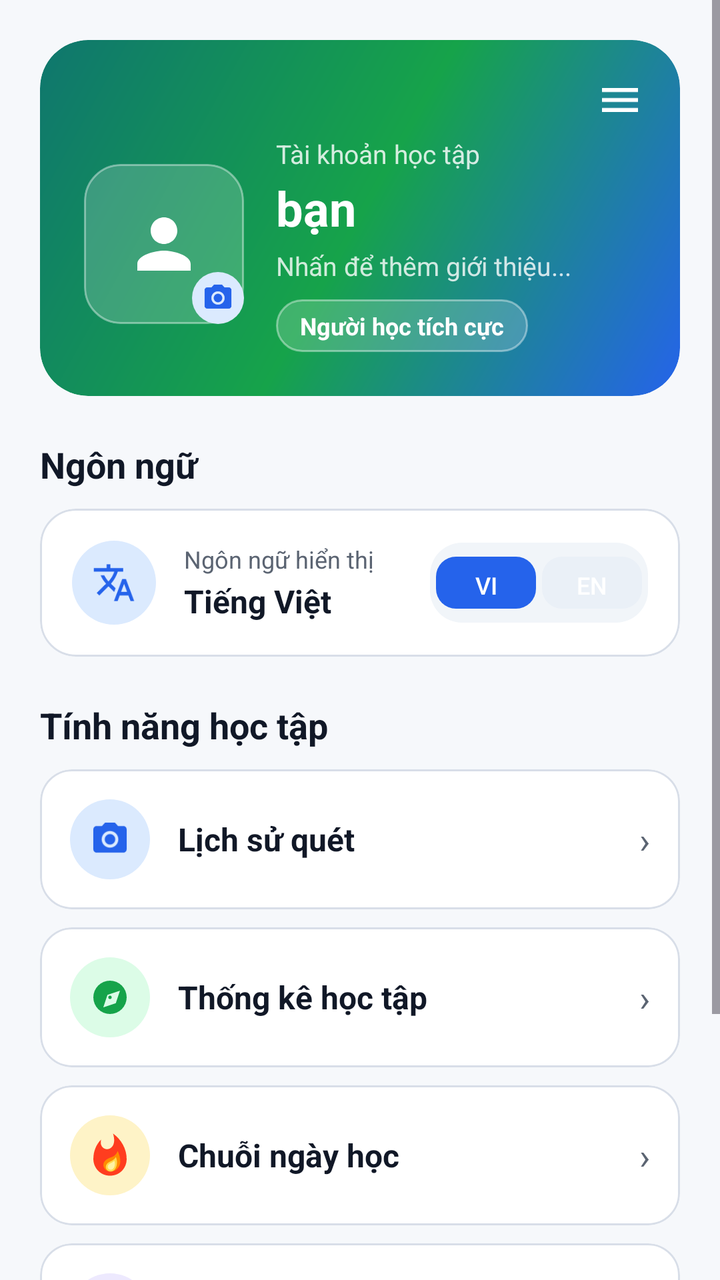
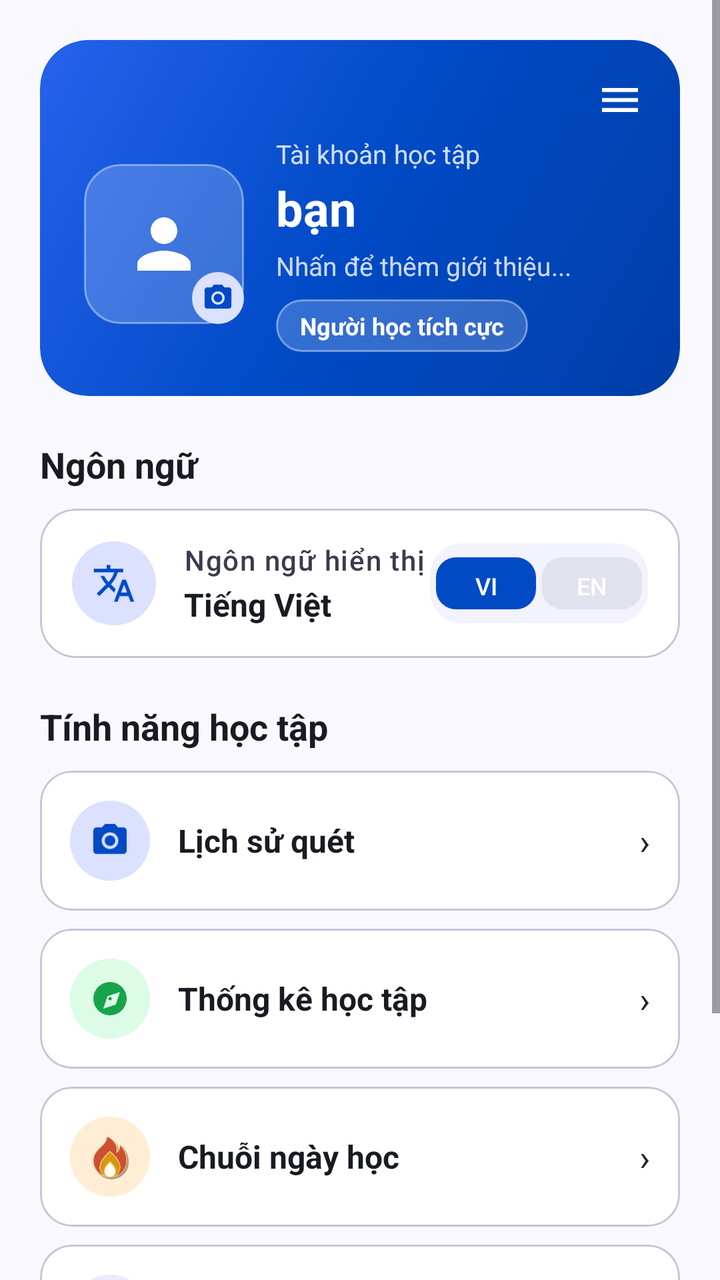

Compare the two renders of this Android layout. The source of the first and the diff that turns it into the second are given below.
<!-- AndroidManifest.xml: application theme Theme.ObjectLanguage -->
<!-- res/layout/fragment_profile.xml -->
<?xml version="1.0" encoding="utf-8"?>
<ScrollView xmlns:android="http://schemas.android.com/apk/res/android"
    xmlns:app="http://schemas.android.com/apk/res-auto"
    android:layout_width="match_parent"
    android:layout_height="match_parent"
    android:background="@color/background"
    android:clipToPadding="false"
    android:fillViewport="true">

    <LinearLayout
        android:layout_width="match_parent"
        android:layout_height="wrap_content"
        android:orientation="vertical"
        android:padding="20dp">

        <com.google.android.material.card.MaterialCardView
            android:layout_width="match_parent"
            android:layout_height="wrap_content"
            android:layout_marginBottom="22dp"
            app:cardCornerRadius="24dp"
            app:cardElevation="0dp"
            app:strokeWidth="0dp">

            <FrameLayout
                android:layout_width="match_parent"
                android:layout_height="wrap_content"
                android:background="@drawable/bg_gradient_header">

                <LinearLayout
                    android:layout_width="match_parent"
                    android:layout_height="wrap_content"
                    android:gravity="center_vertical"
                    android:orientation="horizontal"
                    android:paddingStart="22dp"
                    android:paddingTop="48dp"
                    android:paddingEnd="22dp"
                    android:paddingBottom="22dp">

                    <FrameLayout
                        android:id="@+id/frameAvatar"
                        android:layout_width="80dp"
                        android:layout_height="80dp"
                        android:clickable="true"
                        android:focusable="true"
                        android:foreground="?android:attr/selectableItemBackgroundBorderless">

                        <ImageView
                            android:id="@+id/ivAvatar"
                            android:layout_width="80dp"
                            android:layout_height="80dp"
                            android:background="@drawable/bg_glass_pill"
                            android:clipToOutline="true"
                            android:contentDescription="@string/content_description_avatar"
                            android:padding="20dp"
                            android:scaleType="centerCrop"
                            android:src="@drawable/ic_person"
                            app:tint="@color/text_on_primary" />

                        <ImageView
                            android:layout_width="26dp"
                            android:layout_height="26dp"
                            android:layout_gravity="bottom|end"
                            android:background="@drawable/circle_bg"
                            android:padding="5dp"
                            android:src="@drawable/ic_camera"
                            app:tint="@color/primary" />
                    </FrameLayout>

                    <LinearLayout
                        android:layout_width="0dp"
                        android:layout_height="wrap_content"
                        android:layout_marginStart="16dp"
                        android:layout_weight="1"
                        android:orientation="vertical">

                        <TextView
                            android:layout_width="wrap_content"
                            android:layout_height="wrap_content"
                            android:text="@string/profile_account_title"
                            android:textColor="@color/text_on_primary"
                            android:textSize="13sp"
                            android:alpha="0.82" />

                        <TextView
                            android:id="@+id/tvUsername"
                            android:layout_width="wrap_content"
                            android:layout_height="wrap_content"
                            android:layout_marginTop="2dp"
                            android:maxLines="1"
                            android:text="@string/dashboard_default_user"
                            android:textColor="@color/text_on_primary"
                            android:textSize="24sp"
                            android:textStyle="bold" />

                        <TextView
                            android:id="@+id/tvBio"
                            android:layout_width="wrap_content"
                            android:layout_height="wrap_content"
                            android:layout_marginTop="4dp"
                            android:clickable="true"
                            android:focusable="true"
                            android:maxLines="2"
                            android:text="@string/profile_bio_placeholder"
                            android:textColor="@color/text_on_primary"
                            android:alpha="0.80"
                            android:textSize="13sp" />

                        <TextView
                            android:layout_width="wrap_content"
                            android:layout_height="wrap_content"
                            android:layout_marginTop="8dp"
                            android:background="@drawable/bg_glass_pill"
                            android:paddingStart="12dp"
                            android:paddingTop="5dp"
                            android:paddingEnd="12dp"
                            android:paddingBottom="5dp"
                            android:text="@string/profile_badge"
                            android:textColor="@color/text_on_primary"
                            android:textSize="12sp"
                            android:textStyle="bold" />
                    </LinearLayout>
                </LinearLayout>

                <ImageButton
                    android:id="@+id/btnMenu"
                    android:layout_width="44dp"
                    android:layout_height="44dp"
                    android:layout_gravity="top|end"
                    android:layout_margin="8dp"
                    android:background="?android:attr/selectableItemBackgroundBorderless"
                    android:contentDescription="@string/profile_menu_content_description"
                    android:padding="10dp"
                    android:src="@drawable/ic_menu"
                    app:tint="@color/text_on_primary" />
            </FrameLayout>
        </com.google.android.material.card.MaterialCardView>

        <TextView
            android:layout_width="match_parent"
            android:layout_height="wrap_content"
            android:layout_marginBottom="10dp"
            android:text="@string/profile_section_language"
            android:textColor="@color/text_primary"
            android:textSize="18sp"
            android:textStyle="bold" />

        <com.google.android.material.card.MaterialCardView
            android:layout_width="match_parent"
            android:layout_height="wrap_content"
            android:layout_marginBottom="22dp"
            app:cardBackgroundColor="@color/surface"
            app:cardCornerRadius="18dp"
            app:cardElevation="0dp"
            app:strokeColor="@color/divider"
            app:strokeWidth="1dp">

            <LinearLayout
                android:layout_width="match_parent"
                android:layout_height="wrap_content"
                android:gravity="center_vertical"
                android:orientation="horizontal"
                android:padding="16dp">

                <ImageView
                    android:layout_width="42dp"
                    android:layout_height="42dp"
                    android:layout_marginEnd="14dp"
                    android:background="@drawable/bg_icon_primary"
                    android:padding="10dp"
                    android:src="@drawable/ic_dictionary"
                    app:tint="@color/primary" />

                <LinearLayout
                    android:layout_width="0dp"
                    android:layout_height="wrap_content"
                    android:layout_weight="1"
                    android:orientation="vertical">

                    <TextView
                        android:layout_width="wrap_content"
                        android:layout_height="wrap_content"
                        android:text="@string/profile_display_lang_label"
                        android:textColor="@color/text_secondary"
                        android:textSize="12sp" />

                    <TextView
                        android:id="@+id/tvDisplayLang"
                        android:layout_width="wrap_content"
                        android:layout_height="wrap_content"
                        android:layout_marginTop="2dp"
                        android:text="@string/profile_display_lang_vi"
                        android:textColor="@color/text_primary"
                        android:textSize="16sp"
                        android:textStyle="bold" />
                </LinearLayout>

                <LinearLayout
                    android:layout_width="wrap_content"
                    android:layout_height="40dp"
                    android:background="@drawable/bg_soft_panel"
                    android:gravity="center"
                    android:orientation="horizontal"
                    android:padding="3dp">

                    <com.google.android.material.button.MaterialButton
                        android:id="@+id/btnLangVI"
                        android:layout_width="50dp"
                        android:layout_height="34dp"
                        android:paddingStart="0dp"
                        android:paddingEnd="0dp"
                        android:text="VI"
                        android:textSize="12sp"
                        app:backgroundTint="@color/primary"
                        app:cornerRadius="10dp" />

                    <com.google.android.material.button.MaterialButton
                        android:id="@+id/btnLangEN"
                        android:layout_width="50dp"
                        android:layout_height="34dp"
                        android:layout_marginStart="3dp"
                        android:paddingStart="0dp"
                        android:paddingEnd="0dp"
                        android:text="EN"
                        android:textSize="12sp"
                        app:backgroundTint="@color/surface_variant"
                        app:cornerRadius="10dp" />
                </LinearLayout>
            </LinearLayout>
        </com.google.android.material.card.MaterialCardView>

        <TextView
            android:layout_width="match_parent"
            android:layout_height="wrap_content"
            android:layout_marginBottom="10dp"
            android:text="@string/profile_section_features"
            android:textColor="@color/text_primary"
            android:textSize="18sp"
            android:textStyle="bold" />

        <com.google.android.material.card.MaterialCardView
            android:id="@+id/cardHistory"
            android:layout_width="match_parent"
            android:layout_height="wrap_content"
            android:layout_marginBottom="9dp"
            android:clickable="true"
            android:focusable="true"
            android:foreground="?android:attr/selectableItemBackground"
            app:cardBackgroundColor="@color/surface"
            app:cardCornerRadius="16dp"
            app:cardElevation="0dp"
            app:strokeColor="@color/divider"
            app:strokeWidth="1dp">

            <LinearLayout
                android:layout_width="match_parent"
                android:layout_height="wrap_content"
                android:gravity="center_vertical"
                android:orientation="horizontal"
                android:padding="15dp">

                <ImageView
                    android:layout_width="40dp"
                    android:layout_height="40dp"
                    android:layout_marginEnd="14dp"
                    android:background="@drawable/bg_icon_primary"
                    android:padding="10dp"
                    android:src="@drawable/ic_camera"
                    app:tint="@color/primary" />

                <TextView
                    android:layout_width="0dp"
                    android:layout_height="wrap_content"
                    android:layout_weight="1"
                    android:text="@string/profile_menu_history"
                    android:textColor="@color/text_primary"
                    android:textSize="16sp"
                    android:textStyle="bold" />

                <TextView
                    android:layout_width="wrap_content"
                    android:layout_height="wrap_content"
                    android:text="@string/arrow"
                    android:textColor="@color/text_secondary"
                    android:textSize="18sp" />
            </LinearLayout>
        </com.google.android.material.card.MaterialCardView>

        <com.google.android.material.card.MaterialCardView
            android:id="@+id/cardAnalytics"
            android:layout_width="match_parent"
            android:layout_height="wrap_content"
            android:layout_marginBottom="9dp"
            android:clickable="true"
            android:focusable="true"
            android:foreground="?android:attr/selectableItemBackground"
            app:cardBackgroundColor="@color/surface"
            app:cardCornerRadius="16dp"
            app:cardElevation="0dp"
            app:strokeColor="@color/divider"
            app:strokeWidth="1dp">

            <LinearLayout
                android:layout_width="match_parent"
                android:layout_height="wrap_content"
                android:gravity="center_vertical"
                android:orientation="horizontal"
                android:padding="15dp">

                <ImageView
                    android:layout_width="40dp"
                    android:layout_height="40dp"
                    android:layout_marginEnd="14dp"
                    android:background="@drawable/bg_icon_success"
                    android:padding="10dp"
                    android:src="@drawable/ic_explore"
                    app:tint="@color/success" />

                <TextView
                    android:layout_width="0dp"
                    android:layout_height="wrap_content"
                    android:layout_weight="1"
                    android:text="@string/profile_menu_analytics"
                    android:textColor="@color/text_primary"
                    android:textSize="16sp"
                    android:textStyle="bold" />

                <TextView
                    android:layout_width="wrap_content"
                    android:layout_height="wrap_content"
                    android:text="@string/arrow"
                    android:textColor="@color/text_secondary"
                    android:textSize="18sp" />
            </LinearLayout>
        </com.google.android.material.card.MaterialCardView>

        <com.google.android.material.card.MaterialCardView
            android:id="@+id/cardStreak"
            android:layout_width="match_parent"
            android:layout_height="wrap_content"
            android:layout_marginBottom="9dp"
            android:clickable="true"
            android:focusable="true"
            android:foreground="?android:attr/selectableItemBackground"
            app:cardBackgroundColor="@color/surface"
            app:cardCornerRadius="16dp"
            app:cardElevation="0dp"
            app:strokeColor="@color/divider"
            app:strokeWidth="1dp">

            <LinearLayout
                android:layout_width="match_parent"
                android:layout_height="wrap_content"
                android:gravity="center_vertical"
                android:orientation="horizontal"
                android:padding="15dp">

                <ImageView
                    android:layout_width="40dp"
                    android:layout_height="40dp"
                    android:layout_marginEnd="14dp"
                    android:background="@drawable/bg_icon_warning"
                    android:padding="8dp"
                    android:src="@drawable/ic_streak_fire" />

                <TextView
                    android:layout_width="0dp"
                    android:layout_height="wrap_content"
                    android:layout_weight="1"
                    android:text="@string/profile_menu_streak"
                    android:textColor="@color/text_primary"
                    android:textSize="16sp"
                    android:textStyle="bold" />

                <TextView
                    android:layout_width="wrap_content"
                    android:layout_height="wrap_content"
                    android:text="@string/arrow"
                    android:textColor="@color/text_secondary"
                    android:textSize="18sp" />
            </LinearLayout>
        </com.google.android.material.card.MaterialCardView>

        <com.google.android.material.card.MaterialCardView
            android:id="@+id/cardCollection"
            android:layout_width="match_parent"
            android:layout_height="wrap_content"
            android:layout_marginBottom="18dp"
            android:clickable="true"
            android:focusable="true"
            android:foreground="?android:attr/selectableItemBackground"
            app:cardBackgroundColor="@color/surface"
            app:cardCornerRadius="16dp"
            app:cardElevation="0dp"
            app:strokeColor="@color/divider"
            app:strokeWidth="1dp">

            <LinearLayout
                android:layout_width="match_parent"
                android:layout_height="wrap_content"
                android:gravity="center_vertical"
                android:orientation="horizontal"
                android:padding="15dp">

                <ImageView
                    android:layout_width="40dp"
                    android:layout_height="40dp"
                    android:layout_marginEnd="14dp"
                    android:background="@drawable/bg_icon_violet"
                    android:padding="10dp"
                    android:src="@drawable/ic_dictionary"
                    app:tint="@color/violet" />

                <TextView
                    android:layout_width="0dp"
                    android:layout_height="wrap_content"
                    android:layout_weight="1"
                    android:text="@string/profile_menu_collection"
                    android:textColor="@color/text_primary"
                    android:textSize="16sp"
                    android:textStyle="bold" />

                <TextView
                    android:layout_width="wrap_content"
                    android:layout_height="wrap_content"
                    android:text="@string/arrow"
                    android:textColor="@color/text_secondary"
                    android:textSize="18sp" />
            </LinearLayout>
        </com.google.android.material.card.MaterialCardView>

        <com.google.android.material.button.MaterialButton
            android:id="@+id/btnLogout"
            android:layout_width="match_parent"
            android:layout_height="54dp"
            android:layout_marginBottom="24dp"
            android:text="@string/profile_btn_logout"
            android:textColor="@color/text_on_primary"
            android:textSize="16sp"
            android:textStyle="bold"
            app:backgroundTint="@color/error"
            app:cornerRadius="16dp" />
    </LinearLayout>
</ScrollView>
<!-- resources referenced by this layout -->
<resources>
  <color name="background">#F6F8FB</color>
  <color name="divider">#D8DEE8</color>
  <color name="error">#DC2626</color>
  <color name="primary">#2563EB</color>
  <color name="surface_variant">#EAF0F7</color>
  <color name="text_primary">#111827</color>
  <color name="text_secondary">#5B6472</color>
  <color name="violet">#7C3AED</color>
  <!-- drawable bg_gradient_header (drawable) -->
  <?xml version="1.0" encoding="utf-8"?>
  <shape xmlns:android="http://schemas.android.com/apk/res/android"
      android:shape="rectangle">
      <gradient
          android:angle="135"
          android:startColor="@color/gradient_start"
          android:centerColor="@color/gradient_accent"
          android:endColor="@color/gradient_end"
          android:type="linear" />
      <corners android:radius="24dp" />
  </shape>
  <!-- drawable bg_soft_panel (drawable) -->
  <?xml version="1.0" encoding="utf-8"?>
  <shape xmlns:android="http://schemas.android.com/apk/res/android"
      android:shape="rectangle">
      <solid android:color="@color/surface_soft" />
      <corners android:radius="16dp" />
  </shape>
  <!-- drawable ic_streak_fire (drawable) -->
  <vector xmlns:android="http://schemas.android.com/apk/res/android"
      android:width="24dp"
      android:height="24dp"
      android:viewportWidth="24"
      android:viewportHeight="24">
      <path
          android:fillColor="#FF3D1F"
          android:pathData="M13.52,1.1C14.36,3.84 14.25,6.04 13.24,7.45C12.55,8.42 11.59,8.92 10.53,8.92C8.76,8.92 7.38,7.48 7.38,5.66C7.38,5.14 7.44,4.62 7.56,4.1C5.1,6.54 3.68,10.05 3.68,13.78C3.68,18.5 7.38,22.18 12,22.18C16.76,22.18 20.32,18.5 20.32,13.86C20.32,8.79 17.66,4.1 13.52,1.1Z" />
      <path
          android:fillColor="#FF8A00"
          android:pathData="M15.78,9.8C15.4,11.26 14.3,12.35 12.88,12.86C11.42,13.38 10.14,13.94 9.34,14.96C8.68,15.8 8.47,16.92 8.93,17.98C9.47,19.24 10.72,20.12 12.17,20.12C14.92,20.12 17.14,17.89 17.14,15.16C17.14,13.22 16.67,11.36 15.78,9.8Z" />
      <path
          android:fillColor="#FFD84D"
          android:pathData="M12.34,20.12C10.98,20.12 9.92,19.13 9.92,17.84C9.92,16.52 10.8,15.7 12.2,15.08C13.42,14.54 14.35,13.8 14.94,12.82C15.32,13.75 15.5,14.68 15.5,15.6C15.5,18.08 14.1,20.12 12.34,20.12Z" />
      <path
          android:fillColor="#FFF2A3"
          android:pathData="M12.44,19.22C11.55,19.22 10.86,18.56 10.86,17.72C10.86,16.9 11.39,16.33 12.42,15.86C13.12,15.55 13.72,15.16 14.16,14.62C14.34,15.14 14.43,15.68 14.43,16.2C14.43,17.88 13.55,19.22 12.44,19.22Z" />
  </vector>
  <string name="arrow">›</string>
  <style name="Theme.ObjectLanguage" parent="Theme.Material3.Light.NoActionBar">
          <item name="colorPrimary">@color/primary</item>
          <item name="colorPrimaryVariant">@color/primary_dark</item>
          <item name="colorOnPrimary">@color/text_on_primary</item>
          <item name="colorSecondary">@color/secondary</item>
          <item name="colorOnSecondary">@color/text_on_primary</item>
          <item name="android:colorBackground">@color/background</item>
          <item name="android:windowBackground">@color/background</item>
          <item name="colorSurface">@color/surface</item>
          <item name="android:statusBarColor">@color/background</item>
          <item name="android:windowLightStatusBar">true</item>
          <item name="android:navigationBarColor">@color/surface</item>
          <item name="android:windowLightNavigationBar" tools:targetApi="o_mr1">true</item>
          
          <item name="cardViewStyle">@style/Widget.App.CardView</item>
          <item name="bottomNavigationStyle">@style/Widget.App.BottomNav</item>
      </style>
  <color name="glass_white">#2EFFFFFF</color>
  <color name="gradient_start">#2563EB</color>
  <color name="gradient_accent">#16A34A</color>
  <color name="gradient_end">#0F766E</color>
  <color name="primary_light">#DBEAFE</color>
  <color name="warning_light">#FEF3C7</color>
  <color name="surface_soft">#F1F5F9</color>
  <color name="primary_dark">#1E40AF</color>
  <color name="secondary">#16A34A</color>
  <!-- unchanged entries left out for length: 37 -->
</resources>

<!-- the commit's change to res/layout/fragment_profile.xml (unified diff, before → after) -->
@@ -180,8 +180,7 @@
                         android:layout_width="wrap_content"
                         android:layout_height="wrap_content"
                         android:text="@string/profile_display_lang_label"
-                        android:textColor="@color/text_secondary"
-                        android:textSize="12sp" />
+                        android:textAppearance="@style/TextAppearance.App.Hint" />
 
                     <TextView
                         android:id="@+id/tvDisplayLang"
@@ -360,7 +359,7 @@
                     android:layout_marginEnd="14dp"
                     android:background="@drawable/bg_icon_warning"
                     android:padding="8dp"
-                    android:src="@drawable/ic_streak_fire" />
+                    android:src="@drawable/ic_fire" />
 
                 <TextView
                     android:layout_width="0dp"
<!-- resource entries referenced after the edit -->
@@ -1,12 +1,12 @@
 <!-- resources referenced by this layout -->
 <resources>
-  <color name="background">#F6F8FB</color>
-  <color name="divider">#D8DEE8</color>
-  <color name="error">#DC2626</color>
-  <color name="primary">#2563EB</color>
-  <color name="surface_variant">#EAF0F7</color>
-  <color name="text_primary">#111827</color>
-  <color name="text_secondary">#5B6472</color>
+  <color name="background">#FAF8FF</color>
+  <color name="divider">#C3C6D7</color>
+  <color name="error">#BA1A1A</color>
+  <color name="primary">#004AC6</color>
+  <color name="surface_variant">#E1E2ED</color>
+  <color name="text_primary">#191B23</color>
+  <color name="text_secondary">#22242F</color>
   <color name="violet">#7C3AED</color>
   <!-- drawable bg_gradient_header (drawable) -->
   <?xml version="1.0" encoding="utf-8"?>
@@ -14,9 +14,9 @@
       android:shape="rectangle">
       <gradient
           android:angle="135"
-          android:startColor="@color/gradient_start"
-          android:centerColor="@color/gradient_accent"
-          android:endColor="@color/gradient_end"
+          android:startColor="@color/gradient_hero_start"
+          android:centerColor="@color/gradient_hero_mid"
+          android:endColor="@color/gradient_hero_end"
           android:type="linear" />
       <corners android:radius="24dp" />
   </shape>
@@ -24,34 +24,24 @@
   <?xml version="1.0" encoding="utf-8"?>
   <shape xmlns:android="http://schemas.android.com/apk/res/android"
       android:shape="rectangle">
-      <solid android:color="@color/surface_soft" />
+      <solid android:color="@color/surface_glass" />
       <corners android:radius="16dp" />
   </shape>
-  <!-- drawable ic_streak_fire (drawable) -->
-  <vector xmlns:android="http://schemas.android.com/apk/res/android"
-      android:width="24dp"
-      android:height="24dp"
-      android:viewportWidth="24"
-      android:viewportHeight="24">
-      <path
-          android:fillColor="#FF3D1F"
-          android:pathData="M13.52,1.1C14.36,3.84 14.25,6.04 13.24,7.45C12.55,8.42 11.59,8.92 10.53,8.92C8.76,8.92 7.38,7.48 7.38,5.66C7.38,5.14 7.44,4.62 7.56,4.1C5.1,6.54 3.68,10.05 3.68,13.78C3.68,18.5 7.38,22.18 12,22.18C16.76,22.18 20.32,18.5 20.32,13.86C20.32,8.79 17.66,4.1 13.52,1.1Z" />
-      <path
-          android:fillColor="#FF8A00"
-          android:pathData="M15.78,9.8C15.4,11.26 14.3,12.35 12.88,12.86C11.42,13.38 10.14,13.94 9.34,14.96C8.68,15.8 8.47,16.92 8.93,17.98C9.47,19.24 10.72,20.12 12.17,20.12C14.92,20.12 17.14,17.89 17.14,15.16C17.14,13.22 16.67,11.36 15.78,9.8Z" />
-      <path
-          android:fillColor="#FFD84D"
-          android:pathData="M12.34,20.12C10.98,20.12 9.92,19.13 9.92,17.84C9.92,16.52 10.8,15.7 12.2,15.08C13.42,14.54 14.35,13.8 14.94,12.82C15.32,13.75 15.5,14.68 15.5,15.6C15.5,18.08 14.1,20.12 12.34,20.12Z" />
-      <path
-          android:fillColor="#FFF2A3"
-          android:pathData="M12.44,19.22C11.55,19.22 10.86,18.56 10.86,17.72C10.86,16.9 11.39,16.33 12.42,15.86C13.12,15.55 13.72,15.16 14.16,14.62C14.34,15.14 14.43,15.68 14.43,16.2C14.43,17.88 13.55,19.22 12.44,19.22Z" />
-  </vector>
+  <!-- drawable ic_fire: png bitmap (drawable, 6068 bytes) -->
   <string name="arrow">›</string>
+  <style name="TextAppearance.App.Hint" parent="TextAppearance.Material3.LabelMedium">
+          <item name="android:textColor">@color/text_muted</item>
+          <item name="android:textSize">14sp</item>
+          <item name="android:lineHeight">20sp</item>
+      </style>
   <style name="Theme.ObjectLanguage" parent="Theme.Material3.Light.NoActionBar">
+          
           <item name="colorPrimary">@color/primary</item>
           <item name="colorPrimaryVariant">@color/primary_dark</item>
           <item name="colorOnPrimary">@color/text_on_primary</item>
+          
           <item name="colorSecondary">@color/secondary</item>
+          <item name="colorTertiary">@color/violet</item>
           <item name="colorOnSecondary">@color/text_on_primary</item>
           <item name="android:colorBackground">@color/background</item>
           <item name="android:windowBackground">@color/background</item>
@@ -60,19 +50,20 @@
           <item name="android:windowLightStatusBar">true</item>
           <item name="android:navigationBarColor">@color/surface</item>
           <item name="android:windowLightNavigationBar" tools:targetApi="o_mr1">true</item>
-          
+  
           <item name="cardViewStyle">@style/Widget.App.CardView</item>
           <item name="bottomNavigationStyle">@style/Widget.App.BottomNav</item>
       </style>
-  <color name="glass_white">#2EFFFFFF</color>
-  <color name="gradient_start">#2563EB</color>
-  <color name="gradient_accent">#16A34A</color>
-  <color name="gradient_end">#0F766E</color>
-  <color name="primary_light">#DBEAFE</color>
-  <color name="warning_light">#FEF3C7</color>
-  <color name="surface_soft">#F1F5F9</color>
-  <color name="primary_dark">#1E40AF</color>
-  <color name="secondary">#16A34A</color>
+  <color name="glass_white">#33FFFFFF</color>
+  <color name="gradient_hero_start">#003EA8</color>
+  <color name="gradient_hero_mid">#004AC6</color>
+  <color name="gradient_hero_end">#2563EB</color>
+  <color name="primary_light">#DBE1FF</color>
+  <color name="warning_light">#FFEDD5</color>
+  <color name="surface_glass">#F3F3FE</color>
+  <color name="text_muted">#3A3C4E</color>
+  <color name="primary_dark">#003EA8</color>
+  <color name="secondary">#FD933D</color>
   <!-- unchanged entries left out for length: 37 -->
 </resources>
 
